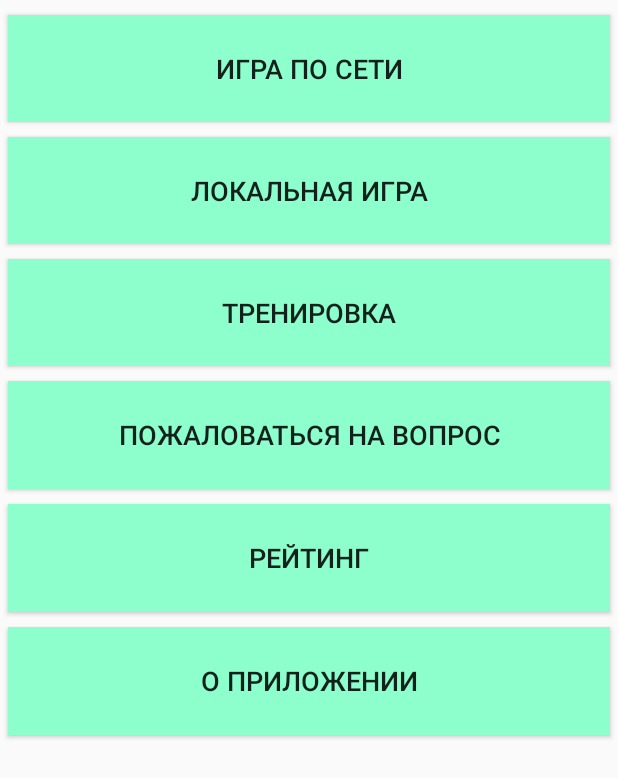
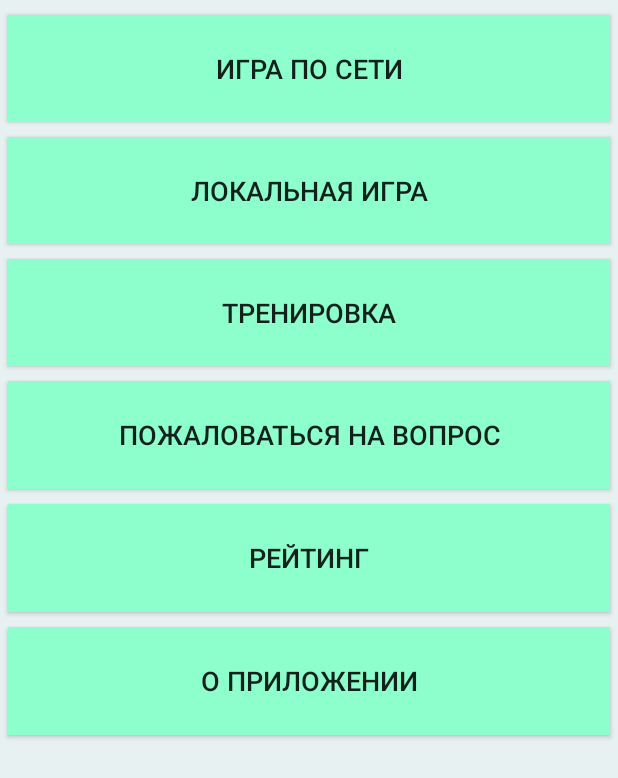
Before and after one commit to IgorSmirnov42/BrainRing, an Android app: the screen it shows after launch (MainActivity), on a phone screen of 412 x 824 dp. Shown: the top 778 px of the screen. Run offline under Robolectric (Android 15) with nearby library versions, the phone set to English and light mode, and no system bars.

Commit message:
add new color and string literals

```diff
--- a/app/src/main/res/values/colors.xml
+++ b/app/src/main/res/values/colors.xml
@@ -11,6 +11,6 @@
     <color name="colorJungleGreen">#1B998B</color>
     <color name="colorChampagne">#F6F1D1</color>
     <color name="colorBlackOlive">#393E41</color>
-    <color name="colorSoftWhite">#F8F4E3</color>
     <color name="colorCardinal">#C52233</color>
+    <color name="colorWhite">#E8F1F2</color>
 </resources>
--- a/app/src/main/res/values/styles.xml
+++ b/app/src/main/res/values/styles.xml
@@ -1,12 +1,10 @@
 <resources>
 
-    <!-- Base application theme. -->
     <style name="AppTheme" parent="Theme.AppCompat.Light.NoActionBar">
-        <!-- Customize your theme here. -->
+        <item name="android:windowBackground"> @color/colorWhite </item>
         <item name="colorPrimary">@color/colorPrimary</item>
         <item name="colorPrimaryDark">@color/colorPrimaryDark</item>
         <item name="colorAccent">@color/colorAccent</item>
-        <!--<item name="android:background">@color/colorChampagne</item>-->
     </style>
 
     <style name="GrayText" parent="TextAppearance.AppCompat">
```
